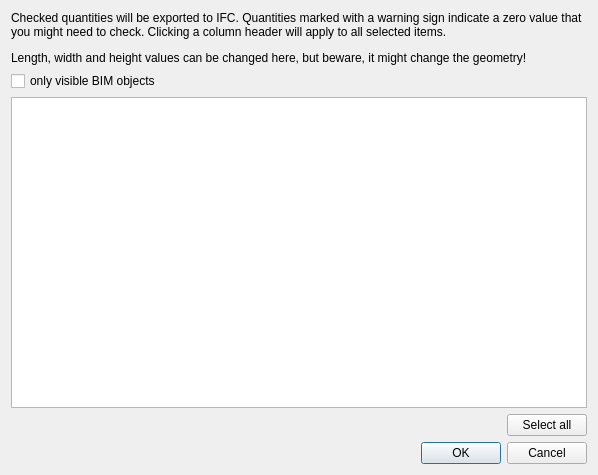
yorikvanhavre/BIM_Workbench, file dialogIfcQuantities.ui: the form before one commit.
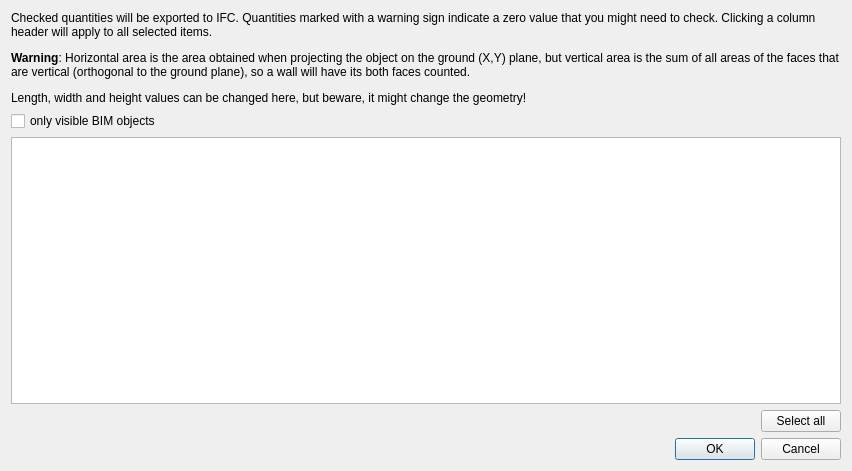
The form after the commit.

Commit message: Rephrased quantities dialog text

```diff
--- a/dialogIfcQuantities.ui
+++ b/dialogIfcQuantities.ui
@@ -6,8 +6,8 @@
    <rect>
     <x>0</x>
     <y>0</y>
-    <width>598</width>
-    <height>475</height>
+    <width>852</width>
+    <height>471</height>
    </rect>
   </property>
   <property name="windowTitle">
@@ -17,7 +17,7 @@
    <item>
     <widget class="QLabel" name="label_5">
      <property name="text">
-      <string>&lt;html&gt;&lt;head/&gt;&lt;body&gt;&lt;p&gt;Checked quantities will be exported to IFC. Quantities marked with a warning sign indicate a zero value that you might need to check. Clicking a column header will apply to all selected items.&lt;/p&gt;&lt;p&gt;Length, width and height values can be changed here, but beware, it might change the geometry!&lt;/p&gt;&lt;/body&gt;&lt;/html&gt;</string>
+      <string>&lt;html&gt;&lt;head/&gt;&lt;body&gt;&lt;p&gt;Checked quantities will be exported to IFC. Quantities marked with a warning sign indicate a zero value that you might need to check. Clicking a column header will apply to all selected items.&lt;/p&gt;&lt;p&gt;&lt;span style=&quot; font-weight:600;&quot;&gt;Warning&lt;/span&gt;: Horizontal area is the area obtained when projecting the object on the ground (X,Y) plane, but vertical area is the sum of all areas of the faces that are vertical (orthogonal to the ground plane), so a wall will have its both faces counted.&lt;/p&gt;&lt;p&gt;Length, width and height values can be changed here, but beware, it might change the geometry!&lt;/p&gt;&lt;/body&gt;&lt;/html&gt;</string>
      </property>
      <property name="wordWrap">
       <bool>true</bool>
```
